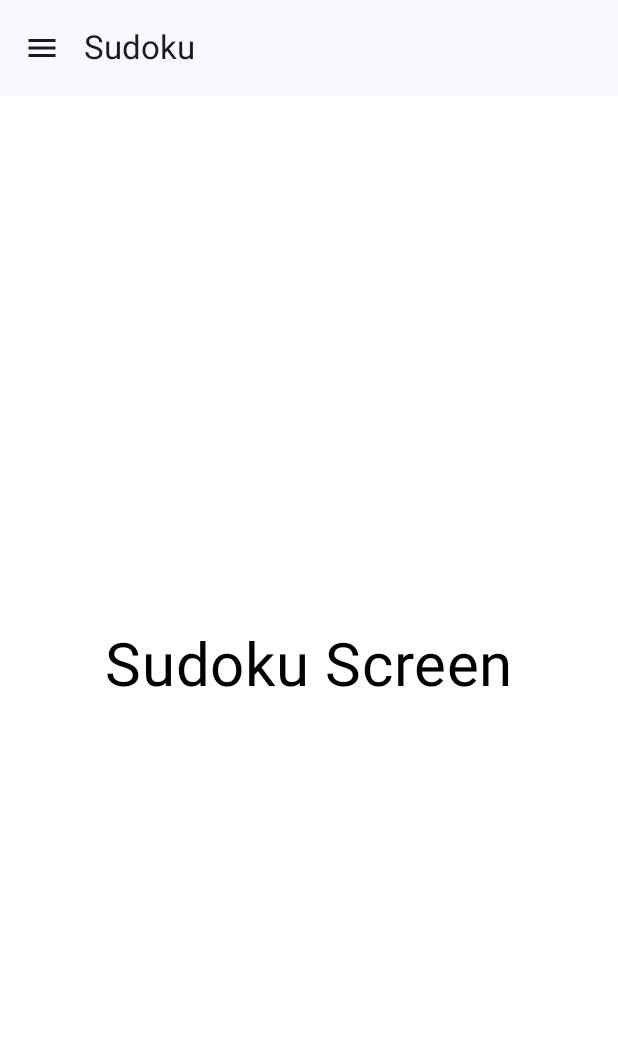
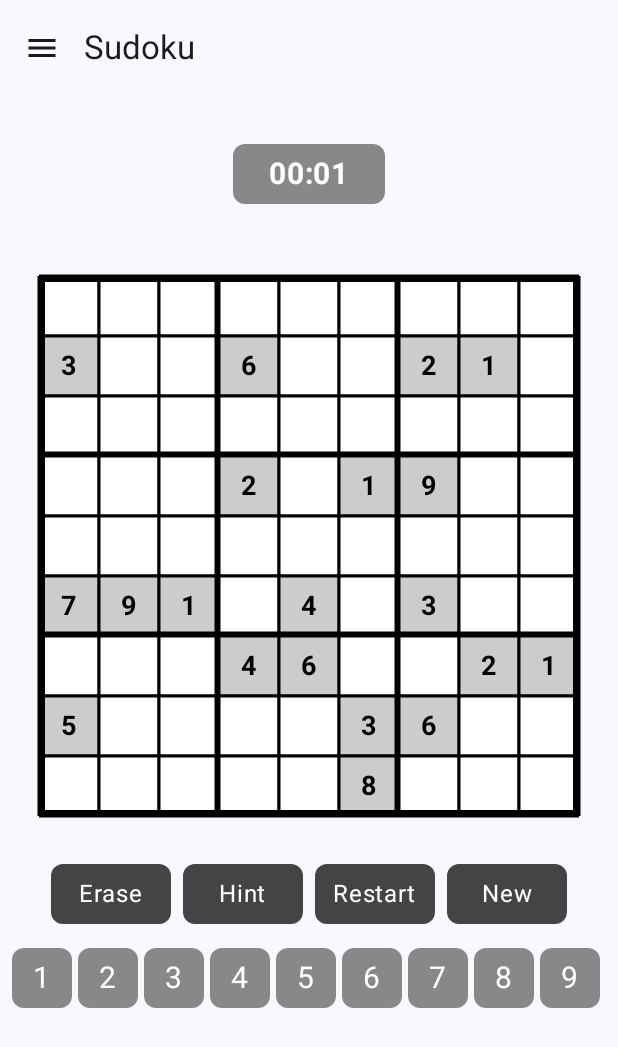
Before and after one commit to katarinakovacova/Phelela-Mind, an Android app built with Jetpack Compose: the SudokuScreen screen opened through its navigation route, on a phone screen of 412 x 824 dp. Shown: the top 1047 px of the screen. Run offline under Robolectric (Android 15) with nearby library versions, the phone set to English and light mode, and no system bars.

Commit message:
Implement Sudoku screen #3 (#4)

```diff
--- a/app/build.gradle.kts
+++ b/app/build.gradle.kts
@@ -52,6 +52,7 @@ dependencies {
     implementation(libs.androidx.navigation.runtime.android)
     implementation(libs.androidx.navigation.compose)
     implementation(libs.generativeai)
+    implementation(libs.androidx.appcompat)
     testImplementation(libs.junit)
     androidTestImplementation(libs.androidx.junit)
     androidTestImplementation(libs.androidx.espresso.core)
--- a/app/src/main/java/com/example/phelela_mind/MainActivity.kt
+++ b/app/src/main/java/com/example/phelela_mind/MainActivity.kt
@@ -7,20 +7,20 @@ import androidx.activity.compose.setContent
 import androidx.compose.foundation.layout.Spacer
 import androidx.compose.foundation.layout.height
 import androidx.compose.material.icons.Icons
-import androidx.compose.material.icons.filled.Create
 import androidx.compose.material.icons.filled.DateRange
 import androidx.compose.material.icons.filled.Done
 import androidx.compose.material.icons.filled.Favorite
 import androidx.compose.material.icons.filled.Home
+import androidx.compose.material.icons.filled.Info
 import androidx.compose.material.icons.filled.Menu
 import androidx.compose.material.icons.filled.Notifications
 import androidx.compose.material.icons.filled.Person
 import androidx.compose.material.icons.filled.Settings
-import androidx.compose.material.icons.outlined.Create
 import androidx.compose.material.icons.outlined.DateRange
 import androidx.compose.material.icons.outlined.Done
 import androidx.compose.material.icons.outlined.Favorite
 import androidx.compose.material.icons.outlined.Home
+import androidx.compose.material.icons.outlined.Info
 import androidx.compose.material.icons.outlined.Notifications
 import androidx.compose.material.icons.outlined.Person
 import androidx.compose.material.icons.outlined.Settings
@@ -69,6 +69,7 @@ class MainActivity : ComponentActivity() {
                         route = Screens.Task.route,
                         selectedIcon = Icons.Filled.Done,
                         unselectedIcon = Icons.Outlined.Done,
+                        badgeCount = 0
                     ),
                     NavigationItem(
                         title = "Calendar",
@@ -79,8 +80,8 @@ class MainActivity : ComponentActivity() {
                     NavigationItem(
                         title = "Statistics",
                         route = Screens.Statistics.route,
-                        selectedIcon = Icons.Filled.Create,
-                        unselectedIcon = Icons.Outlined.Create,
+                        selectedIcon = Icons.Filled.Info,
+                        unselectedIcon = Icons.Outlined.Info,
                     ),
                     NavigationItem(
                         title = "Notification",
--- /dev/null
+++ b/app/src/main/java/com/example/phelela_mind/domain/sudoku/GenerateSudokuUseCase.kt
@@ -0,0 +1,57 @@
+package com.example.phelela_mind.domain.sudoku
+
+class GenerateSudokuUseCase {
+
+    fun generateSudokuGrid(): Array<IntArray> {
+        val sudokuGrid = Array(9) { IntArray(9) }
+        fillSudokuGrid(sudokuGrid)
+        return sudokuGrid
+    }
+
+    private fun fillSudokuGrid(sudokuGrid: Array<IntArray>): Boolean {
+        for (row in 0..8) {
+            for (column in 0..8) {
+                if (sudokuGrid[row][column] == 0) {
+                    val numbers = (1..9).shuffled()
+                    for (number in numbers) {
+                        if (isSudokuGridValid(sudokuGrid, row, column, number)) {
+                            sudokuGrid[row][column] = number
+                            if (fillSudokuGrid(sudokuGrid)) return true
+                            sudokuGrid[row][column] = 0
+                        }
+                    }
+                    return false
+                }
+            }
+        }
+        return true
+    }
+
+    private fun isSudokuGridValid(sudokuGrid: Array<IntArray>, row: Int, column: Int, number: Int): Boolean {
+        return !isNumberInRow(sudokuGrid, row, number) &&
+                !isNumberInColumn(sudokuGrid, column, number) &&
+                !isNumberInBox(sudokuGrid, row, column, number)
+    }
+
+    private fun isNumberInRow(sudokuGrid: Array<IntArray>, row: Int, number: Int): Boolean {
+        return sudokuGrid[row].contains(number)
+    }
+
+    private fun isNumberInColumn(sudokuGrid: Array<IntArray>, column: Int, number: Int): Boolean {
+        return sudokuGrid.any { it [column] == number }
+    }
+
+    private fun isNumberInBox(sudokuGrid: Array<IntArray>, row: Int, column: Int, number: Int): Boolean {
+        val startRow = row - row % 3
+        val startColumn = column - column % 3
+
+        for (i in 0 until 3) {
+            for (j in 0 until 3) {
+                if (sudokuGrid[startRow + i][startColumn + j] == number) {
+                    return true
+                }
+            }
+        }
+        return false
+    }
+}
--- /dev/null
+++ b/app/src/main/java/com/example/phelela_mind/domain/sudoku/MaskSudokuUseCase.kt
@@ -0,0 +1,24 @@
+package com.example.phelela_mind.domain.sudoku
+
+class MaskSudokuUseCase {
+    fun generateVisibleMask(visibleCount: Int = 20): Array<Array<Boolean>> {
+        val maskForSudoku = Array(9) { Array(9) { false } }
+        val positions = mutableListOf<Pair<Int, Int>>()
+
+        for (row in 0..8) {
+            for (column in 0..8) {
+                positions.add(Pair(row, column))
+            }
+        }
+
+        positions.shuffle()
+
+        val visibleCells = positions.take(visibleCount)
+
+        for ((row, column) in visibleCells) {
+            maskForSudoku[row][column] = true
+        }
+
+        return maskForSudoku
+    }
+}
--- /dev/null
+++ b/app/src/main/java/com/example/phelela_mind/ui/components/sudoku/ActionBar.kt
@@ -0,0 +1,34 @@
+package com.example.phelela_mind.ui.components.sudoku
+
+import androidx.compose.foundation.layout.Arrangement
+import androidx.compose.foundation.layout.Row
+import androidx.compose.foundation.layout.Spacer
+import androidx.compose.foundation.layout.fillMaxWidth
+import androidx.compose.foundation.layout.width
+import androidx.compose.runtime.Composable
+import androidx.compose.ui.Modifier
+import androidx.compose.ui.unit.dp
+
+@Composable
+fun ActionBar(
+    onErase: () -> Unit,
+    onHint: () -> Unit,
+    onGetNewSudoku: () -> Unit,
+    onRestart: () -> Unit,
+) {
+    Row(
+        horizontalArrangement = Arrangement.Center,
+        modifier = Modifier.fillMaxWidth()
+    ) {
+        ActionButton(text = "Erase", onClick = onErase)
+        Spacer(modifier = Modifier.width(8.dp))
+
+        ActionButton(text = "Hint", onClick = onHint)
+        Spacer(modifier = Modifier.width(8.dp))
+
+        ActionButton(text = "Restart", onClick = onRestart)
+        Spacer(modifier = Modifier.width(8.dp))
+
+        ActionButton(text = "New", onClick = onGetNewSudoku)
+    }
+}
--- /dev/null
+++ b/app/src/main/java/com/example/phelela_mind/ui/components/sudoku/ActionButton.kt
@@ -0,0 +1,27 @@
+package com.example.phelela_mind.ui.components.sudoku
+
+import androidx.compose.foundation.background
+import androidx.compose.foundation.clickable
+import androidx.compose.foundation.layout.Box
+import androidx.compose.foundation.layout.size
+import androidx.compose.foundation.shape.RoundedCornerShape
+import androidx.compose.material3.Text
+import androidx.compose.runtime.Composable
+import androidx.compose.ui.Alignment
+import androidx.compose.ui.Modifier
+import androidx.compose.ui.graphics.Color
+import androidx.compose.ui.unit.dp
+import androidx.compose.ui.unit.sp
+
+@Composable
+fun ActionButton(text: String, onClick: () -> Unit) {
+    Box(
+        modifier = Modifier
+            .size(80.dp, 40.dp)
+            .background(Color.DarkGray, shape = RoundedCornerShape(8.dp))
+            .clickable { onClick() },
+        contentAlignment = Alignment.Center
+    ) {
+        Text(text = text, fontSize = 16.sp, color = Color.White)
+    }
+}
--- /dev/null
+++ b/app/src/main/java/com/example/phelela_mind/ui/components/sudoku/NumberSelector.kt
@@ -0,0 +1,36 @@
+package com.example.phelela_mind.ui.components.sudoku
+
+import androidx.compose.foundation.background
+import androidx.compose.foundation.clickable
+import androidx.compose.foundation.layout.Arrangement
+import androidx.compose.foundation.layout.Box
+import androidx.compose.foundation.layout.Row
+import androidx.compose.foundation.layout.Spacer
+import androidx.compose.foundation.layout.size
+import androidx.compose.foundation.layout.width
+import androidx.compose.foundation.shape.RoundedCornerShape
+import androidx.compose.material3.Text
+import androidx.compose.runtime.Composable
+import androidx.compose.ui.Alignment
+import androidx.compose.ui.Modifier
+import androidx.compose.ui.graphics.Color
+import androidx.compose.ui.unit.dp
+import androidx.compose.ui.unit.sp
+
+@Composable
+fun NumberSelector(onNumberSelected: (Int) -> Unit) {
+    Row(horizontalArrangement = Arrangement.Center) {
+        for (num in 1..9) {
+            Box(
+                modifier = Modifier
+                    .size(40.dp)
+                    .background(Color.Gray, shape = RoundedCornerShape(8.dp))
+                    .clickable { onNumberSelected(num) },
+                contentAlignment = Alignment.Center
+            ) {
+                Text(text = num.toString(), fontSize = 20.sp, color = Color.White)
+            }
+            Spacer(modifier = Modifier.width(4.dp))
+        }
+    }
+}
--- /dev/null
+++ b/app/src/main/java/com/example/phelela_mind/ui/components/sudoku/Overlay.kt
@@ -0,0 +1,46 @@
+package com.example.phelela_mind.ui.components.sudoku
+
+import androidx.compose.foundation.background
+import androidx.compose.foundation.clickable
+import androidx.compose.foundation.layout.Arrangement
+import androidx.compose.foundation.layout.Box
+import androidx.compose.foundation.layout.Column
+import androidx.compose.foundation.layout.Spacer
+import androidx.compose.foundation.layout.fillMaxSize
+import androidx.compose.foundation.layout.height
+import androidx.compose.material3.Button
+import androidx.compose.material3.Text
+import androidx.compose.runtime.Composable
+import androidx.compose.ui.Alignment
+import androidx.compose.ui.Modifier
+import androidx.compose.ui.graphics.Color
+import androidx.compose.ui.text.font.FontWeight
+import androidx.compose.ui.unit.dp
+import androidx.compose.ui.unit.sp
+
+@Composable
+fun Overlay(onDismiss: () -> Unit) {
+    Box(
+        modifier = Modifier
+            .fillMaxSize()
+            .background(Color.Black.copy(alpha = 0.7f))
+            .clickable { onDismiss() },
+        contentAlignment = Alignment.Center
+    ) {
+        Column(
+            horizontalAlignment = Alignment.CenterHorizontally,
+            verticalArrangement = Arrangement.Center
+        ) {
+            Text(
+                text = "You stopped your Sudoku.",
+                fontSize = 24.sp,
+                fontWeight = FontWeight.Bold,
+                color = Color.White
+            )
+            Spacer(modifier = Modifier.height(16.dp))
+            Button(onClick = { onDismiss() }) {
+                Text("Continue")
+            }
+        }
+    }
+}
--- /dev/null
+++ b/app/src/main/java/com/example/phelela_mind/ui/components/sudoku/SudokuCell.kt
@@ -0,0 +1,83 @@
+package com.example.phelela_mind.ui.components.sudoku
+
+import androidx.compose.foundation.background
+import androidx.compose.foundation.clickable
+import androidx.compose.foundation.layout.Box
+import androidx.compose.foundation.layout.size
+import androidx.compose.material3.Text
+import androidx.compose.runtime.Composable
+import androidx.compose.ui.Alignment
+import androidx.compose.ui.Modifier
+import androidx.compose.ui.draw.drawBehind
+import androidx.compose.ui.geometry.Offset
+import androidx.compose.ui.graphics.Color
+import androidx.compose.ui.text.font.FontWeight
+import androidx.compose.ui.unit.dp
+import androidx.compose.ui.unit.sp
+
+@Composable
+fun SudokuCell(
+    number: Int?,
+    isSelected: Boolean,
+    isOriginal: Boolean,
+    hasRightBorder: Boolean,
+    hasBottomBorder: Boolean,
+    onClick: () -> Unit
+) {
+    Box(
+        contentAlignment = Alignment.Center,
+        modifier = Modifier
+            .size(40.dp)
+            .background(
+                when {
+                    isOriginal -> Color.LightGray
+                    isSelected -> Color.Yellow
+                    else -> Color.White
+                }
+            )
+            .clickable(enabled = !isOriginal, onClick = onClick)
+            .drawBehind {
+                val borderThickness = 2.dp.toPx()
+                val thickBorder = 6.dp.toPx()
+
+                drawLine(Color.Black, Offset(0f, 0f), Offset(size.width, 0f), borderThickness)
+                drawLine(Color.Black, Offset(0f, 0f), Offset(0f, size.height), borderThickness)
+                drawLine(
+                    Color.Black,
+                    Offset(size.width, 0f),
+                    Offset(size.width, size.height),
+                    borderThickness
+                )
+                drawLine(
+                    Color.Black,
+                    Offset(0f, size.height),
+                    Offset(size.width, size.height),
+                    borderThickness
+                )
+
+                if (hasRightBorder) {
+                    drawLine(
+                        Color.Black,
+                        Offset(size.width, 0f),
+                        Offset(size.width, size.height),
+                        thickBorder
+                    )
+                }
+                if (hasBottomBorder) {
+                    drawLine(
+                        Color.Black,
+                        Offset(0f, size.height),
+                        Offset(size.width, size.height),
+                        thickBorder
+                    )
+                }
+            }
+    ) {
+        Text(
+            text = number?.toString() ?: "",
+            fontSize = 18.sp,
+            fontWeight = FontWeight.Bold,
+            color = if (isOriginal) Color.Black else Color.Blue
+        )
+    }
+}
--- /dev/null
+++ b/app/src/main/java/com/example/phelela_mind/ui/components/sudoku/SudokuGrid.kt
@@ -0,0 +1,41 @@
+package com.example.phelela_mind.ui.components.sudoku
+
+import androidx.compose.foundation.background
+import androidx.compose.foundation.border
+import androidx.compose.foundation.layout.Column
+import androidx.compose.foundation.layout.Row
+import androidx.compose.foundation.layout.padding
+import androidx.compose.runtime.Composable
+import androidx.compose.ui.Modifier
+import androidx.compose.ui.graphics.Color
+import androidx.compose.ui.unit.dp
+
+@Composable
+fun SudokuGrid(
+    sudoku: List<List<Int?>>,
+    originalCells: List<List<Boolean>>,
+    selectedCell: Pair<Int, Int>?,
+    onCellClick: (Int, Int) -> Unit
+) {
+    Column(
+        modifier = Modifier
+            .padding(16.dp)
+            .border(4.dp, Color.Black)
+            .background(Color.Black)
+    ) {
+        for (rowIndex in 0..8) {
+            Row {
+                for (colIndex in 0..8) {
+                    SudokuCell(
+                        number = sudoku[rowIndex][colIndex],
+                        isSelected = selectedCell == Pair(rowIndex, colIndex),
+                        isOriginal = originalCells[rowIndex][colIndex],
+                        hasRightBorder = (colIndex + 1) % 3 == 0 && colIndex != 8,
+                        hasBottomBorder = (rowIndex + 1) % 3 == 0 && rowIndex != 8,
+                        onClick = { onCellClick(rowIndex, colIndex) }
+                    )
+                }
+            }
+        }
+    }
+}
--- /dev/null
+++ b/app/src/main/java/com/example/phelela_mind/ui/components/sudoku/TimerDisplay.kt
@@ -0,0 +1,38 @@
+package com.example.phelela_mind.ui.components.sudoku
+
+import androidx.compose.foundation.background
+import androidx.compose.foundation.clickable
+import androidx.compose.foundation.layout.Box
+import androidx.compose.foundation.layout.padding
+import androidx.compose.foundation.shape.RoundedCornerShape
+import androidx.compose.material3.Text
+import androidx.compose.runtime.Composable
+import androidx.compose.ui.Modifier
+import androidx.compose.ui.graphics.Color
+import androidx.compose.ui.text.font.FontWeight
+import androidx.compose.ui.unit.dp
+import androidx.compose.ui.unit.sp
+
+@Composable
+fun TimerDisplay(minutes: String, seconds: String, onStop: () -> Unit, onStart: () -> Unit) {
+    Box(
+        modifier = Modifier
+            .clickable {
+                if (minutes == "00" && seconds == "00") {
+                    onStart()
+                } else {
+                    onStop()
+                }
+            }
+            .padding(16.dp)
+            .background(Color.Gray, shape = RoundedCornerShape(8.dp))
+            .padding(horizontal = 24.dp, vertical = 8.dp)
+    ) {
+        Text(
+            text = "$minutes:$seconds",
+            fontSize = 20.sp,
+            fontWeight = FontWeight.Bold,
+            color = Color.White
+        )
+    }
+}
--- a/app/src/main/java/com/example/phelela_mind/ui/components/TaskItem.kt
+++ b/app/src/main/java/com/example/phelela_mind/ui/components/task/TaskItem.kt
@@ -1,4 +1,4 @@
-package com.example.phelela_mind.ui.components
+package com.example.phelela_mind.ui.components.task
 
 import androidx.compose.foundation.layout.fillMaxWidth
 import androidx.compose.foundation.layout.padding
--- a/app/src/main/java/com/example/phelela_mind/ui/navigation/NavigationGraph.kt
+++ b/app/src/main/java/com/example/phelela_mind/ui/navigation/NavigationGraph.kt
@@ -53,7 +53,7 @@ fun SetUpNavigationGraph(
         }
 
         composable(Screens.Sudoku.route) {
-            SudokuScreen(innerPadding = innerPadding)
+            SudokuScreen(modifier = Modifier.padding(innerPadding))
         }
     }
 }
--- a/app/src/main/java/com/example/phelela_mind/ui/screens/SudokuScreen.kt
+++ b/app/src/main/java/com/example/phelela_mind/ui/screens/SudokuScreen.kt
@@ -1,32 +1,173 @@
 package com.example.phelela_mind.ui.screens
 
-import androidx.compose.foundation.background
 import androidx.compose.foundation.layout.Arrangement
 import androidx.compose.foundation.layout.Column
-import androidx.compose.foundation.layout.PaddingValues
+import androidx.compose.foundation.layout.Spacer
 import androidx.compose.foundation.layout.fillMaxSize
+import androidx.compose.foundation.layout.height
 import androidx.compose.foundation.layout.padding
-import androidx.compose.material3.Text
 import androidx.compose.runtime.Composable
+import androidx.compose.runtime.LaunchedEffect
+import androidx.compose.runtime.getValue
+import androidx.compose.runtime.mutableIntStateOf
+import androidx.compose.runtime.mutableStateOf
+import androidx.compose.runtime.remember
+import androidx.compose.runtime.setValue
 import androidx.compose.ui.Alignment
 import androidx.compose.ui.Modifier
-import androidx.compose.ui.graphics.Color
-import androidx.compose.ui.unit.sp
+import androidx.compose.ui.unit.dp
+import com.example.phelela_mind.domain.sudoku.GenerateSudokuUseCase
+import com.example.phelela_mind.domain.sudoku.MaskSudokuUseCase
+import com.example.phelela_mind.ui.components.sudoku.NumberSelector
+import com.example.phelela_mind.ui.components.sudoku.Overlay
+import com.example.phelela_mind.ui.components.sudoku.SudokuGrid
+import com.example.phelela_mind.ui.components.sudoku.TimerDisplay
+import com.example.phelela_mind.ui.components.sudoku.ActionBar
+
+import kotlinx.coroutines.delay
 
 @Composable
-fun SudokuScreen(innerPadding: PaddingValues) {
-    Column(
-        modifier = Modifier
-            .padding(innerPadding)
-            .fillMaxSize()
-            .background(Color.White),
-        verticalArrangement = Arrangement.Center,
-        horizontalAlignment = Alignment.CenterHorizontally
-    ) {
-        Text (
-            text = "Sudoku Screen",
-            fontSize = 40.sp,
-            color = Color.Black
+fun SudokuScreen(modifier: Modifier = Modifier) {
+    val sudokuSolver = remember { GenerateSudokuUseCase() }
+    val maskSudoku = remember { MaskSudokuUseCase() }
+
+    var completeSudoku by remember { mutableStateOf(sudokuSolver.generateSudokuGrid()) }
+    val initialMask = remember { maskSudoku.generateVisibleMask() }
+
+    var initialSudokuState by remember {
+        mutableStateOf(
+            completeSudoku.mapIndexed { row, rowList ->
+                rowList.mapIndexed { col, value ->
+                    if (initialMask[row][col]) value else null
+                }
+            }
         )
     }
+
+    var sudokuState by remember { mutableStateOf(initialSudokuState) }
+
+    var originalCells by remember {
+        mutableStateOf(
+            initialMask.map { row -> row.map { it } }
+        )
+    }
+
+    var selectedCell by remember { mutableStateOf<Pair<Int, Int>?>(null) }
+
+    var time by remember { mutableIntStateOf(0) }
+    var isTimerRunning by remember { mutableStateOf(false) }
+    var isOverlayVisible by remember { mutableStateOf(false) }
+
+    val stopTimer = {
+        isTimerRunning = false
+        isOverlayVisible = true
+    }
+
+    val startTimer = {
+        isTimerRunning = true
+        isOverlayVisible = false
+    }
+
+    LaunchedEffect(Unit) {
+        startTimer()
+    }
+
+    LaunchedEffect(isTimerRunning) {
+        if (isTimerRunning) {
+            while (true) {
+                delay(1000L)
+                time += 1
+            }
+        }
+    }
+
+    val minutes = (time / 60).toString().padStart(2, '0')
+    val seconds = (time % 60).toString().padStart(2, '0')
+
+    Column(
+        modifier = modifier
+            .fillMaxSize()
+            .padding(top = 16.dp),
+        horizontalAlignment = Alignment.CenterHorizontally,
+        verticalArrangement = Arrangement.Top
+    ) {
+
+        TimerDisplay(minutes, seconds, onStop = stopTimer, onStart = startTimer)
+
+        Spacer(modifier = Modifier.height(16.dp))
+
+        if (isOverlayVisible) {
+            Overlay(onDismiss = {
+                isOverlayVisible = false
+                startTimer()
+            })
+        }
+
+        SudokuGrid(sudokuState, originalCells, selectedCell) { row, col ->
+            if (!originalCells[row][col]) {
+                selectedCell = if (selectedCell == Pair(row, col)) null else Pair(row, col)
+            }
+        }
+
+        Spacer(modifier = Modifier.height(16.dp))
+
+        ActionBar(
+            onErase = {
+                selectedCell?.let { (row, col) ->
+                    if (!originalCells[row][col]) {
+                        sudokuState = sudokuState.mapIndexed { r, rowList ->
+                            rowList.mapIndexed { c, cell ->
+                                if (r == row && c == col) null else cell
+                            }
+                        }
+                    }
+                }
+            },
+            onHint = {
+                selectedCell?.let { (row, col) ->
+                    sudokuState = sudokuState.mapIndexed { r, rowList ->
+                        rowList.mapIndexed { c, cell ->
+                            if (r == row && c == col) completeSudoku[row][col] else cell
+                        }
+                    }
+                }
+            },
+            onGetNewSudoku = {
+                time = 0
+                startTimer()
+
+                completeSudoku = sudokuSolver.generateSudokuGrid()
+
+                val newSudokuMask = maskSudoku.generateVisibleMask()
+                val newSudoku = completeSudoku.mapIndexed { row, rowList ->
+                    rowList.mapIndexed { col, value ->
+                        if (newSudokuMask[row][col]) value else null
+                    }
+                }
+
+                sudokuState = newSudoku
+                initialSudokuState = newSudoku.map { it.toList() }
+                originalCells = newSudoku.map { row -> row.map { it != null } }
+                selectedCell = null
+            },
+                    onRestart = {
+                sudokuState = initialSudokuState.map { it.toList() }
+                selectedCell = null
+            }
+        )
+
+        Spacer(modifier = Modifier.height(16.dp))
+
+        NumberSelector { number ->
+            selectedCell?.let { (row, col) ->
+                if (!originalCells[row][col]) {
+                    sudokuState = sudokuState.mapIndexed { r, rowList ->
+                        rowList.mapIndexed { c, cell ->
+                            if (r == row && c == col) number else cell
+                        }
+                    }
+                }
+            }
+        }
+    }
 }
--- a/app/src/main/java/com/example/phelela_mind/ui/screens/TaskScreen.kt
+++ b/app/src/main/java/com/example/phelela_mind/ui/screens/TaskScreen.kt
@@ -12,7 +12,7 @@ import androidx.compose.runtime.*
 import androidx.compose.runtime.saveable.rememberSaveable
 import androidx.compose.ui.text.input.TextFieldValue
 import androidx.compose.ui.unit.dp
-import com.example.phelela_mind.ui.components.TaskItem
+import com.example.phelela_mind.ui.components.task.TaskItem
 
 @Composable
 fun TaskScreen(modifier: Modifier = Modifier) {
--- a/gradle/libs.versions.toml
+++ b/gradle/libs.versions.toml
@@ -11,6 +11,7 @@ composeBom = "2024.04.01"
 navigationRuntimeAndroid = "2.9.0-rc01"
 navigationCompose = "2.8.9"
 generativeai = "0.9.0"
+appcompat = "1.7.0"
 
 [libraries]
 androidx-core-ktx = { group = "androidx.core", name = "core-ktx", version.ref = "coreKtx" }
@@ -30,6 +31,7 @@ androidx-material3 = { group = "androidx.compose.material3", name = "material3"
 androidx-navigation-runtime-android = { group = "androidx.navigation", name = "navigation-runtime-android", version.ref = "navigationRuntimeAndroid" }
 androidx-navigation-compose = { group = "androidx.navigation", name = "navigation-compose", version.ref = "navigationCompose" }
 generativeai = { group = "com.google.ai.client.generativeai", name = "generativeai", version.ref = "generativeai" }
+androidx-appcompat = { group = "androidx.appcompat", name = "appcompat", version.ref = "appcompat" }
 
 [plugins]
 android-application = { id = "com.android.application", version.ref = "agp" }
```
